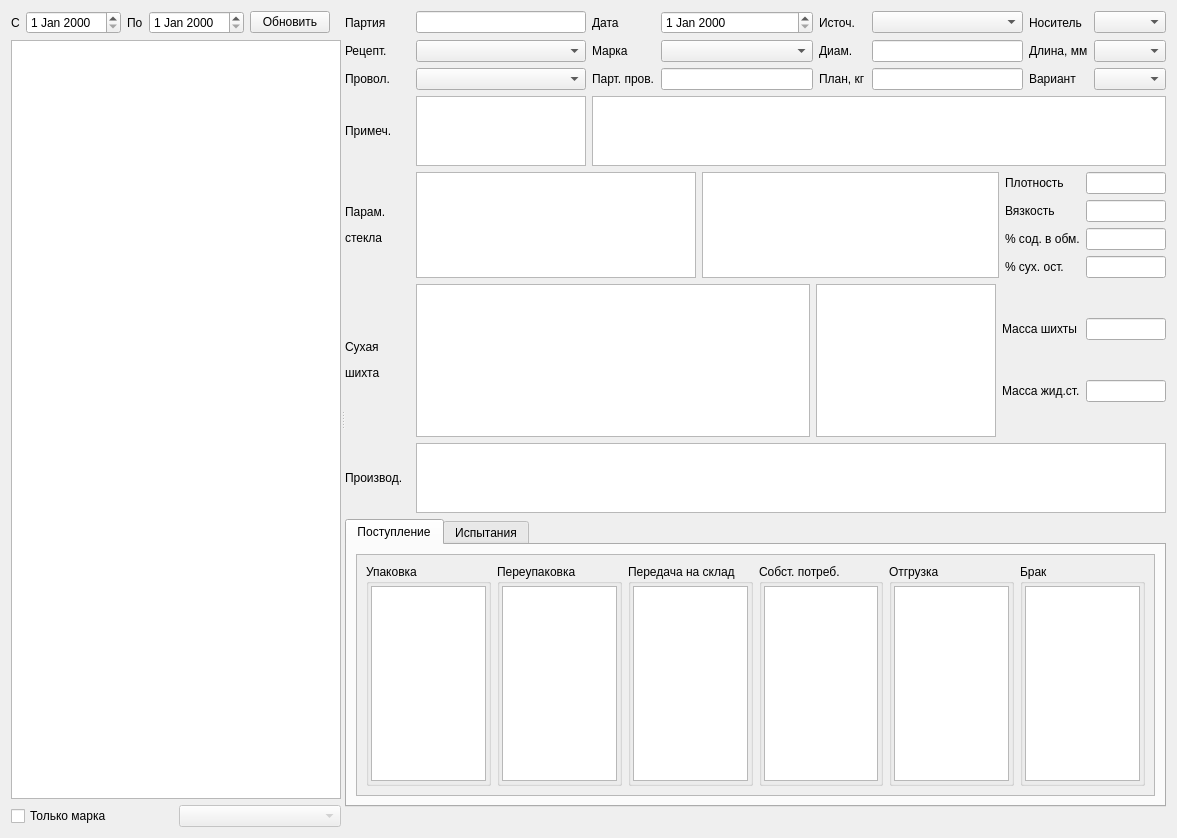
First picture: the form in formpart.ui, repository Sergeyego/el_pr, before the edit.
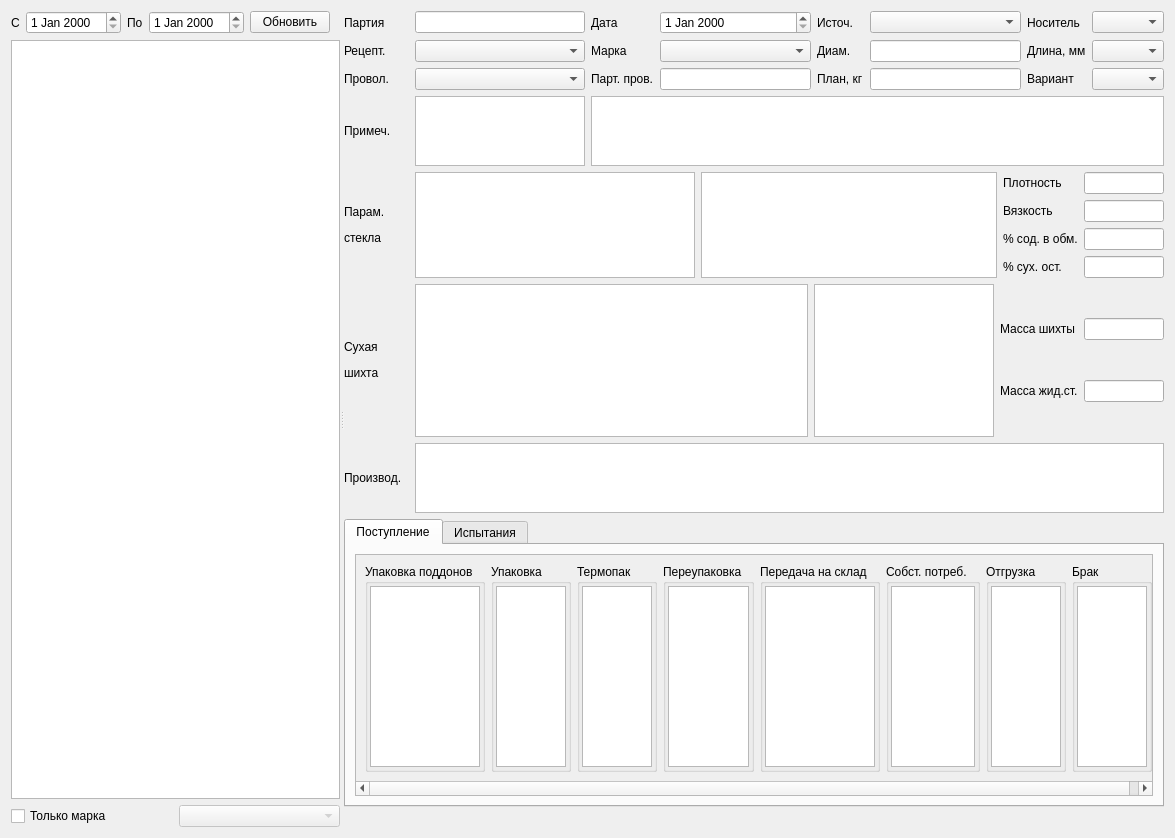
Second picture: the form after the edit. Custom widgets are drawn as their Qt base class.

Commit message: Связь с упаковкой поддонов

```diff
--- a/formpart.ui
+++ b/formpart.ui
@@ -6,7 +6,7 @@
    <rect>
     <x>0</x>
     <y>0</y>
-    <width>1177</width>
+    <width>1175</width>
     <height>838</height>
    </rect>
   </property>
@@ -643,11 +643,42 @@
                <rect>
                 <x>0</x>
                 <y>0</y>
-                <width>811</width>
-                <height>248</height>
+                <width>869</width>
+                <height>230</height>
                </rect>
               </property>
               <layout class="QHBoxLayout" name="horizontalLayout_11">
+               <item>
+                <widget class="QGroupBox" name="groupBoxPackPal">
+                 <property name="title">
+                  <string>Упаковка поддонов</string>
+                 </property>
+                 <property name="flat">
+                  <bool>true</bool>
+                 </property>
+                 <layout class="QVBoxLayout" name="verticalLayout_10">
+                  <property name="leftMargin">
+                   <number>2</number>
+                  </property>
+                  <property name="topMargin">
+                   <number>2</number>
+                  </property>
+                  <property name="rightMargin">
+                   <number>2</number>
+                  </property>
+                  <property name="bottomMargin">
+                   <number>2</number>
+                  </property>
+                  <item>
+                   <widget class="TableView" name="tableViewPackPal">
+                    <attribute name="verticalHeaderVisible">
+                     <bool>false</bool>
+                    </attribute>
+                   </widget>
+                  </item>
+                 </layout>
+                </widget>
+               </item>
                <item>
                 <widget class="QGroupBox" name="groupBoxPack">
                  <property name="title">
@@ -679,6 +710,37 @@
                  </layout>
                 </widget>
                </item>
+               <item>
+                <widget class="QGroupBox" name="groupBoxThermoPack">
+                 <property name="title">
+                  <string>Термопак</string>
+                 </property>
+                 <property name="flat">
+                  <bool>true</bool>
+                 </property>
+                 <layout class="QVBoxLayout" name="verticalLayout_11">
+                  <property name="leftMargin">
+                   <number>2</number>
+                  </property>
+                  <property name="topMargin">
+                   <number>2</number>
+                  </property>
+                  <property name="rightMargin">
+                   <number>2</number>
+                  </property>
+                  <property name="bottomMargin">
+                   <number>2</number>
+                  </property>
+                  <item>
+                   <widget class="TableView" name="tableViewThermoPack">
+                    <attribute name="verticalHeaderVisible">
+                     <bool>false</bool>
+                    </attribute>
+                   </widget>
+                  </item>
+                 </layout>
+                </widget>
+               </item>
                <item>
                 <widget class="QGroupBox" name="groupBoxPerepack">
                  <property name="title">
```
The commit also changes 13 other files.
